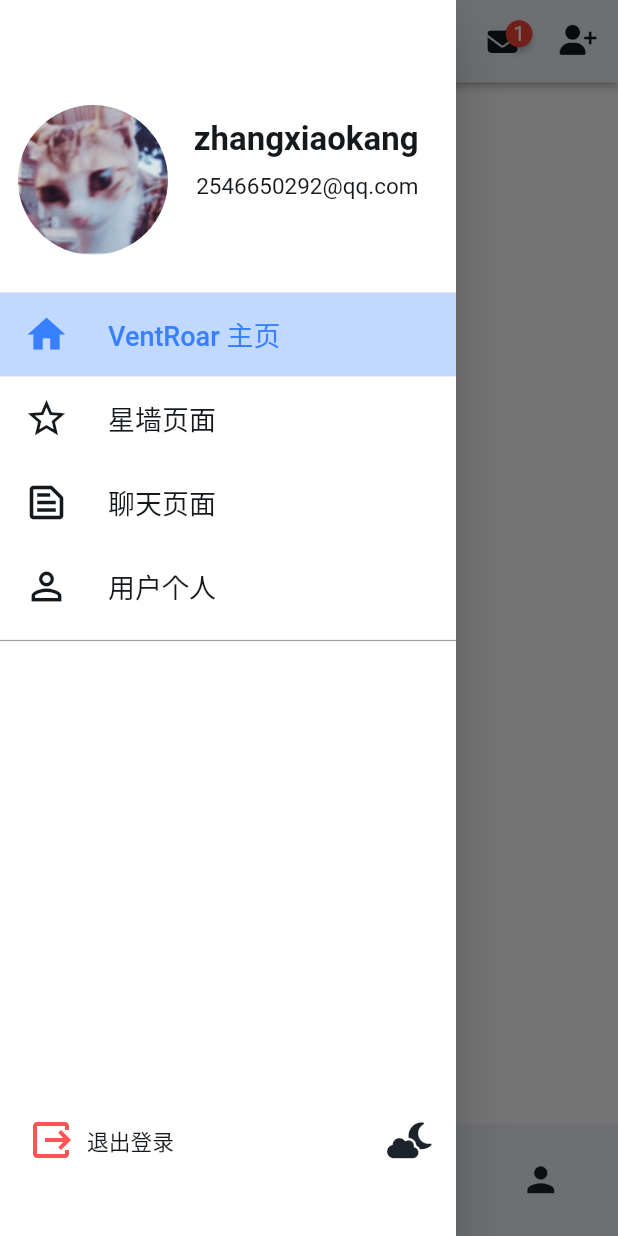
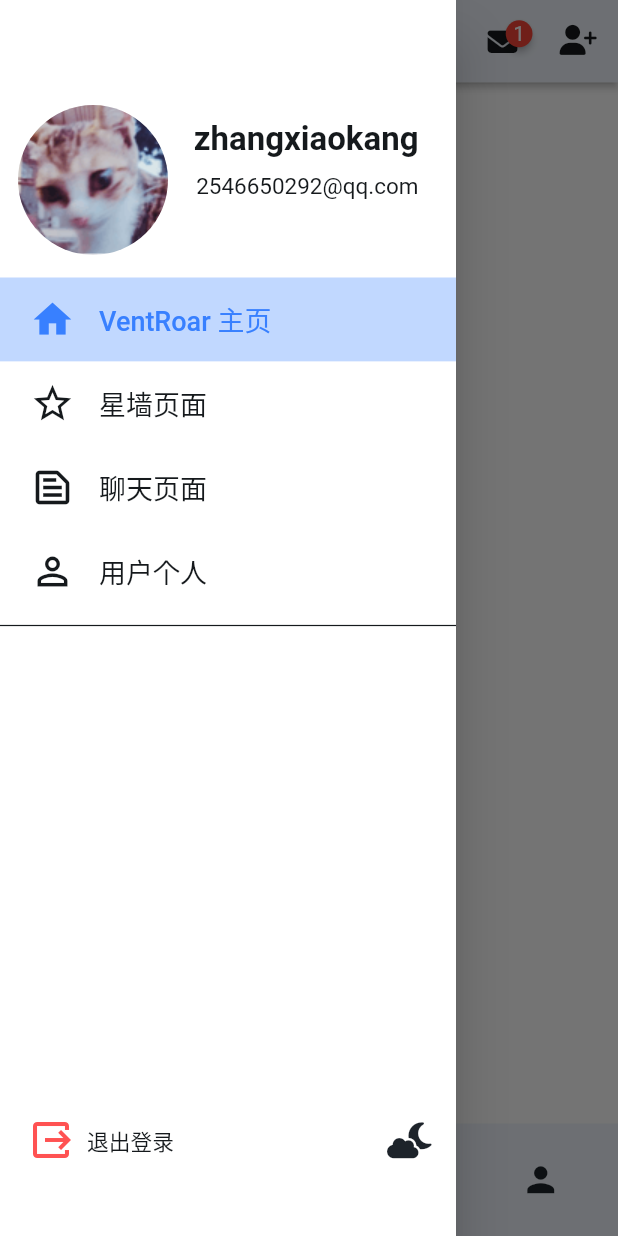
Before and after one commit to dsxksss/ventroar_app, a Flutter app: the screen it shows after launch, with the side drawer open, on a phone screen of 412 x 824 dp. Run offline on Flutter 3.47's test engine with Material 2 defaults, Android fonts, the phone set to English and light mode, and no system bars; drawn by our look-alikes of badges, curved_navigation_bar, getwidget; our stand-ins replace chat_bubbles, dio, flutter_slidable, fluttertoast, font_awesome_flutter, loading_animation_widget and 1 more; accounts and stored records are empty.

Commit message:
change:侧边导航栏样式等优化操作

```diff
--- a/lib/drawer.dart
+++ b/lib/drawer.dart
@@ -34,6 +34,9 @@ class _VDrawerState extends State<VDrawer> {
 
     List<Widget> _listTiles = [
       ListTile(
+        minVerticalPadding: 0,
+        minLeadingWidth: 0,
+        contentPadding: const EdgeInsets.fromLTRB(20, 0, 0, 0),
         leading: Icon(
           _selectedIndex == 0 ? Icons.home : Icons.home_outlined,
           size: _iconSize,
@@ -49,6 +52,9 @@ class _VDrawerState extends State<VDrawer> {
         selected: _selectedIndex == 0 ? true : false,
       ),
       ListTile(
+        minVerticalPadding: 0,
+        minLeadingWidth: 0,
+        contentPadding: const EdgeInsets.fromLTRB(20, 0, 0, 0),
         leading: Icon(
           _selectedIndex == 1 ? Icons.star_rounded : Icons.star_border_outlined,
           size: _iconSize,
@@ -64,6 +70,9 @@ class _VDrawerState extends State<VDrawer> {
         selected: _selectedIndex == 1 ? true : false,
       ),
       ListTile(
+        minVerticalPadding: 0,
+        minLeadingWidth: 0,
+        contentPadding: const EdgeInsets.fromLTRB(20, 0, 0, 0),
         leading: Icon(
           _selectedIndex == 2
               ? Icons.text_snippet_rounded
@@ -81,6 +90,9 @@ class _VDrawerState extends State<VDrawer> {
         selected: _selectedIndex == 2 ? true : false,
       ),
       ListTile(
+        minVerticalPadding: 0,
+        minLeadingWidth: 0,
+        contentPadding: const EdgeInsets.fromLTRB(20, 0, 0, 0),
         leading: Icon(
           _selectedIndex == 3 ? Icons.person : Icons.person_outline,
           size: _iconSize,
@@ -103,16 +115,16 @@ class _VDrawerState extends State<VDrawer> {
         children: <Widget>[
           const DHeader(),
           Container(
-            padding: const EdgeInsets.fromLTRB(0, 20, 0, 0),
+            padding: const EdgeInsets.fromLTRB(0, 10, 0, 0),
             child: Column(
               children: [
                 ..._listTiles,
-                const Divider(
-                  color: Colors.grey,
+                Divider(
+                  color: Theme.of(context).textTheme.bodyText1!.color!,
                   thickness: 0.8,
                 ),
                 SizedBox(
-                  height: 350,
+                  height: 360,
                   child: Stack(
                     children: [
                       Positioned(
```
